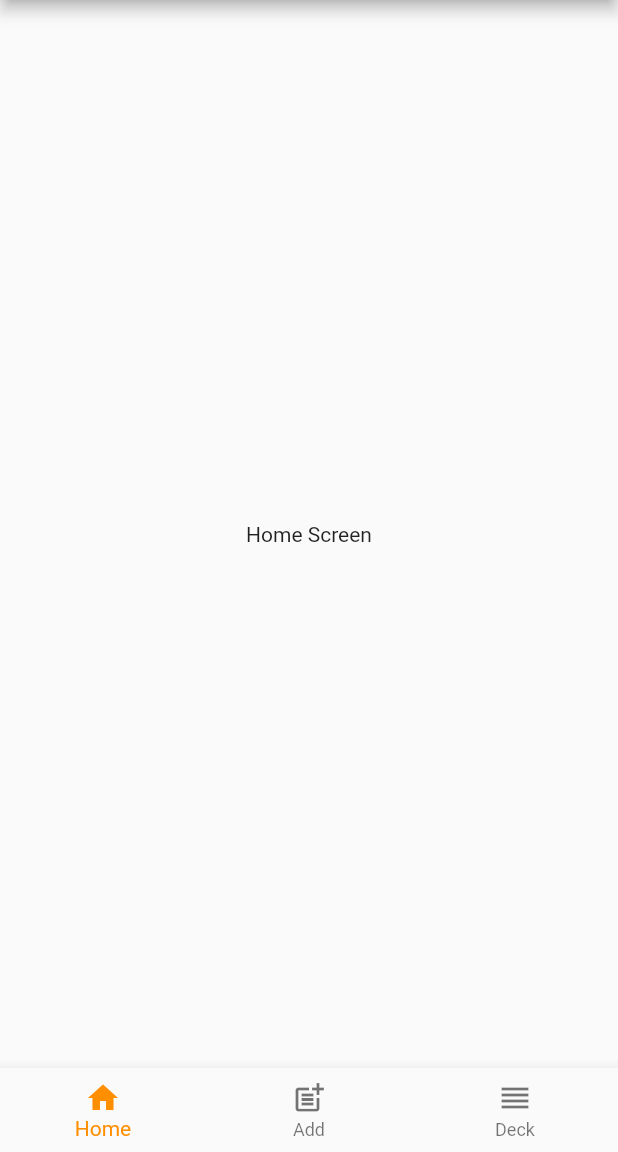
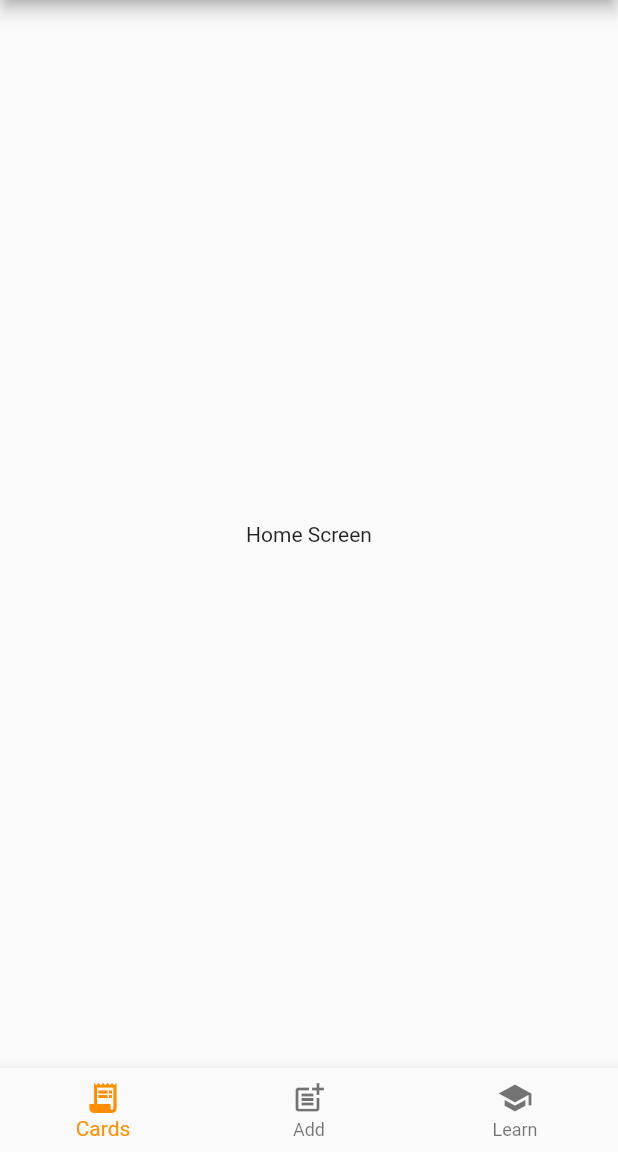
Before and after one commit to BoodynX/flash_clouds_app, a Flutter app: the screen it shows after launch, on a phone screen of 412 x 824 dp, the part 84-1236 px from its top. Run offline on Flutter 3.47's test engine with Material 2 defaults, Android fonts, the phone set to English and light mode, and no system bars; missing offline and left inert: localstore.

Commit message:
feat: Rename Home to Cards and Deck to Learn

```diff
--- /dev/null
+++ b/lib/infra/views/cards_manager.dart
@@ -0,0 +1,17 @@
+import 'package:flutter/material.dart';
+
+class CardsManager extends StatefulWidget {
+  const CardsManager({Key? key}) : super(key: key);
+
+  @override
+  _CardsManagerState createState() => _CardsManagerState();
+}
+
+class _CardsManagerState extends State<CardsManager> {
+  @override
+  Widget build(BuildContext context) {
+    return const Center(
+      child: Text('Home Screen'),
+    );
+  }
+}
--- a/lib/infra/views/home.dart
+++ /dev/null
@@ -1,17 +0,0 @@
-import 'package:flutter/material.dart';
-
-class Home extends StatefulWidget {
-  const Home({Key? key}) : super(key: key);
-
-  @override
-  _HomeState createState() => _HomeState();
-}
-
-class _HomeState extends State<Home> {
-  @override
-  Widget build(BuildContext context) {
-    return const Center(
-      child: Text('Home Screen'),
-    );
-  }
-}
--- a/lib/infra/views/deck.dart
+++ b/lib/infra/views/learn.dart
@@ -1,13 +1,13 @@
 import 'package:flutter/material.dart';
 
-class Deck extends StatefulWidget {
-  const Deck({Key? key}) : super(key: key);
+class Learn extends StatefulWidget {
+  const Learn({Key? key}) : super(key: key);
 
   @override
-  _DeckState createState() => _DeckState();
+  _LearnState createState() => _LearnState();
 }
 
-class _DeckState extends State<Deck> {
+class _LearnState extends State<Learn> {
   @override
   Widget build(BuildContext context) {
     return Center(
--- a/lib/main.dart
+++ b/lib/main.dart
@@ -1,8 +1,8 @@
 import 'package:flutter/material.dart';
 
 import 'infra/views/add.dart';
-import 'infra/views/deck.dart';
-import 'infra/views/home.dart';
+import 'infra/views/learn.dart';
+import 'infra/views/cards_manager.dart';
 
 void main() {
   WidgetsFlutterBinding.ensureInitialized();
@@ -18,7 +18,11 @@ class Main extends StatefulWidget {
 
 class _MainState extends State<Main> {
   int _bottomNavState = 0;
-  final List<Widget> _pages = [const Home(), const Add(), const Deck()];
+  final List<Widget> _pages = [
+    const CardsManager(),
+    const Add(),
+    const Learn()
+  ];
 
   @override
   Widget build(BuildContext context) {
@@ -39,16 +43,16 @@ class _MainState extends State<Main> {
     return BottomNavigationBar(
       items: const <BottomNavigationBarItem>[
         BottomNavigationBarItem(
-          icon: Icon(Icons.home),
-          label: 'Home',
+          icon: Icon(Icons.receipt_long),
+          label: 'Cards',
         ),
         BottomNavigationBarItem(
           icon: Icon(Icons.post_add_outlined),
           label: 'Add',
         ),
         BottomNavigationBarItem(
-          icon: Icon(Icons.reorder),
-          label: 'Deck',
+          icon: Icon(Icons.school),
+          label: 'Learn',
         ),
       ],
       currentIndex: _bottomNavState,
```
